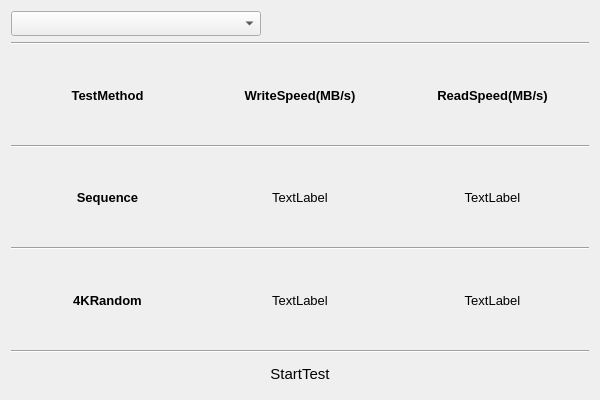
Qt form BLHardwareScaner/BLHardwareScaner/Ui/TestItem/DiskSpeed.ui (BurnellLiu/LiuProject) before a commit.
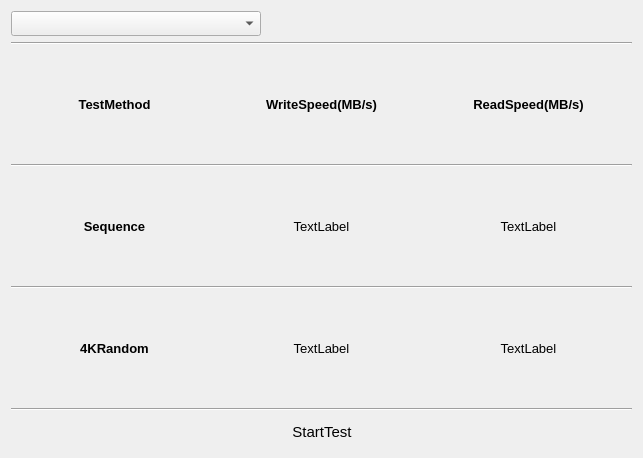
The same form after that commit.

Patch:
```diff
--- a/BLHardwareScaner/BLHardwareScaner/Ui/TestItem/DiskSpeed.ui
+++ b/BLHardwareScaner/BLHardwareScaner/Ui/TestItem/DiskSpeed.ui
@@ -6,8 +6,8 @@
    <rect>
     <x>0</x>
     <y>0</y>
-    <width>600</width>
-    <height>400</height>
+    <width>643</width>
+    <height>458</height>
    </rect>
   </property>
   <property name="font">
```
